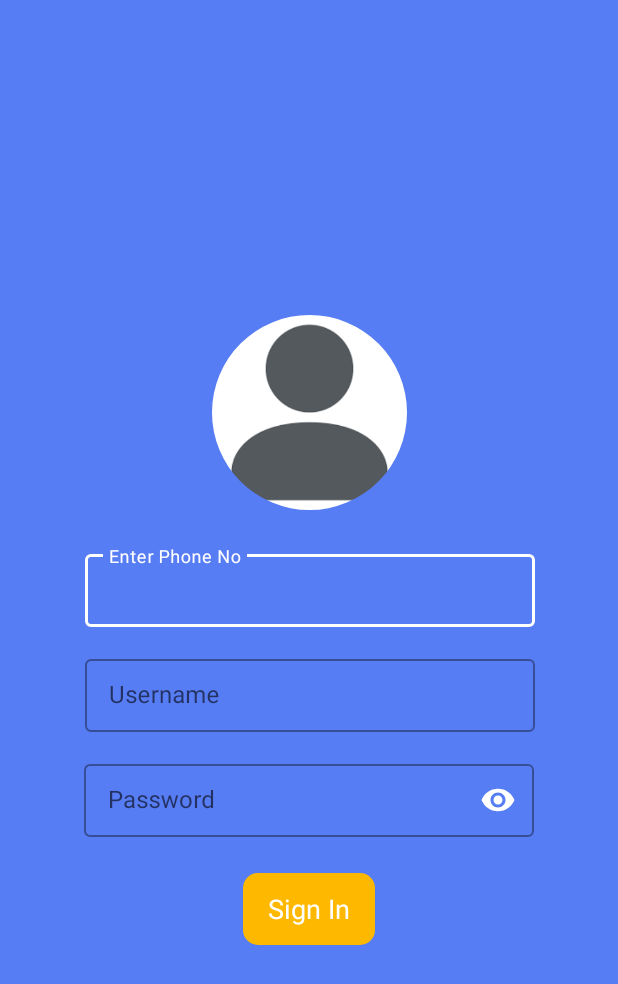
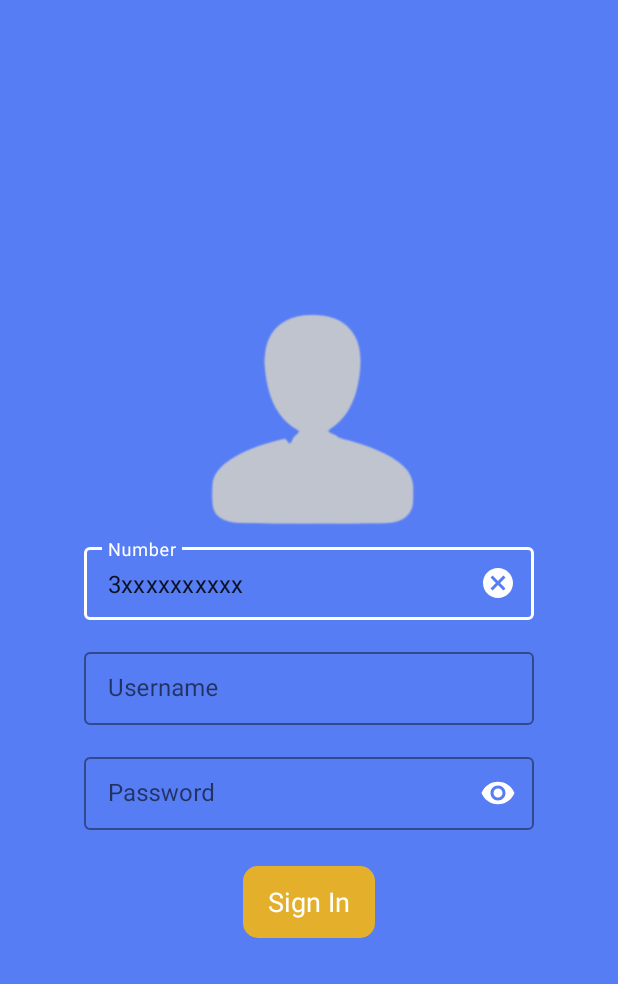
Before and after one commit to AtharAbbasBaig/TaskGroceryApp, an Android app: the layout activity_user_sign_in.xml on its own in the app's theme, with its tools: preview values and no code run, on a phone screen of 412 x 824 dp. Shown: the top 984 px of the screen. Run offline under Robolectric (Android 15) with nearby library versions, the phone set to English and light mode, and no system bars.

```diff
--- a/app/src/main/java/com/baig/taskgrocery/adapters/ListTwoAdapter.kt
+++ b/app/src/main/java/com/baig/taskgrocery/adapters/ListTwoAdapter.kt
@@ -55,8 +55,8 @@ class ListTwoAdapter(
                 itemButtonAddToCart.setOnClickListener {
                     itemButtonAddToCart.visible(false)
                     containerCartAddRemover.visible(true)
-                    itemClickHandler.onItemClick(product, binding.root)
                 }
+                itemClickHandler.onItemClick(product, binding.root)
             } else {
                 "Out Of Stock".also { itemButtonAddToCart.text = it }
                 itemButtonAddToCart.isClickable = false
--- a/app/src/main/res/layout/activity_user_sign_in.xml
+++ b/app/src/main/res/layout/activity_user_sign_in.xml
@@ -1,6 +1,7 @@
 <?xml version="1.0" encoding="utf-8"?>
 <layout xmlns:android="http://schemas.android.com/apk/res/android"
-    xmlns:app="http://schemas.android.com/apk/res-auto">
+    xmlns:app="http://schemas.android.com/apk/res-auto"
+    xmlns:tools="http://schemas.android.com/tools">
 
     <data>
 
@@ -9,47 +10,62 @@
     <androidx.constraintlayout.widget.ConstraintLayout
         android:layout_width="match_parent"
         android:layout_height="match_parent"
-        android:background="@color/light_blue">
+        android:background="@color/light_blue"
+        android:padding="16dp">
 
         <androidx.constraintlayout.widget.ConstraintLayout
             android:layout_width="match_parent"
             android:layout_height="wrap_content"
-            android:layout_margin="16dp"
             app:layout_constraintBottom_toBottomOf="parent"
             app:layout_constraintTop_toTopOf="parent">
 
-            <com.google.android.material.imageview.ShapeableImageView
-                android:id="@+id/userAvatar"
-                android:layout_width="130dp"
-                android:layout_height="130dp"
-                android:layout_margin="16dp"
+            <androidx.constraintlayout.widget.ConstraintLayout
+                android:id="@+id/constraintLayout5"
+                android:layout_width="match_parent"
+                android:layout_height="wrap_content"
+                app:layout_constraintTop_toTopOf="parent"
+                tools:layout_editor_absoluteX="-129dp">
+
+                <ImageView
+                    android:layout_width="160dp"
+                    android:layout_height="160dp"
                     android:contentDescription="@string/image_description"
                     android:scaleType="centerCrop"
                     android:src="@drawable/user_avatar"
+                    app:layout_constraintBottom_toBottomOf="parent"
                     app:layout_constraintEnd_toEndOf="parent"
                     app:layout_constraintStart_toStartOf="parent"
                     app:layout_constraintTop_toTopOf="parent"
-                app:shapeAppearanceOverlay="@style/roundedImageViewRounded" />
+                    app:tint="@color/light_grey" />
+
+            </androidx.constraintlayout.widget.ConstraintLayout>
+
+            <androidx.constraintlayout.widget.ConstraintLayout
+                android:id="@+id/constraintLayout"
+                android:layout_width="match_parent"
+                android:layout_height="match_parent"
+                app:layout_constraintTop_toBottomOf="@+id/constraintLayout5">
 
                 <com.google.android.material.textfield.TextInputLayout
                     android:id="@+id/textInputLayout3"
                     style="@style/Widget.MaterialComponents.TextInputLayout.OutlinedBox.Dense"
                     android:layout_width="300dp"
                     android:layout_height="wrap_content"
-                android:layout_marginTop="24dp"
                     android:hint="@string/enter_phone_number"
                     app:boxStrokeColor="@color/white"
+                    app:boxStrokeWidthFocused="2dp"
                     app:endIconMode="clear_text"
                     app:endIconTint="@color/white"
                     app:hintTextColor="@color/white"
-                app:layout_constraintEnd_toEndOf="@+id/userAvatar"
-                app:layout_constraintStart_toStartOf="@+id/userAvatar"
-                app:layout_constraintTop_toBottomOf="@+id/userAvatar">
+                    app:layout_constraintEnd_toEndOf="parent"
+                    app:layout_constraintStart_toStartOf="parent"
+                    app:layout_constraintTop_toTopOf="parent">
 
                     <com.google.android.material.textfield.TextInputEditText
                         android:id="@+id/editTextUserPhoneNo"
                         android:layout_width="match_parent"
                         android:layout_height="wrap_content"
+                        android:text="@string/number_placeholder"
                         android:inputType="number" />
 
 
@@ -62,8 +78,11 @@
                     android:layout_height="wrap_content"
                     android:layout_marginTop="16dp"
                     android:hint="@string/enter_username"
+                    app:boxStrokeColor="@color/white"
+                    app:boxStrokeWidthFocused="2dp"
                     app:endIconMode="clear_text"
                     app:endIconTint="@color/white"
+                    app:hintTextColor="@color/white"
                     app:layout_constraintEnd_toEndOf="@+id/textInputLayout3"
                     app:layout_constraintStart_toStartOf="@+id/textInputLayout3"
                     app:layout_constraintTop_toBottomOf="@+id/textInputLayout3">
@@ -72,6 +91,7 @@
                         android:id="@+id/editTextUserName"
                         android:layout_width="match_parent"
                         android:layout_height="wrap_content"
+                        android:layout_gravity="end"
                         android:inputType="textPersonName" />
 
                 </com.google.android.material.textfield.TextInputLayout>
@@ -83,8 +103,11 @@
                     android:layout_height="wrap_content"
                     android:layout_marginTop="16dp"
                     android:hint="@string/enter_password"
+                    app:boxStrokeColor="@color/white"
+                    app:boxStrokeWidthFocused="2dp"
                     app:endIconMode="password_toggle"
                     app:endIconTint="@color/white"
+                    app:hintTextColor="@color/white"
                     app:layout_constraintEnd_toEndOf="parent"
                     app:layout_constraintStart_toStartOf="parent"
                     app:layout_constraintTop_toBottomOf="@+id/textInputLayout4">
@@ -115,4 +138,5 @@
             </androidx.constraintlayout.widget.ConstraintLayout>
 
         </androidx.constraintlayout.widget.ConstraintLayout>
+    </androidx.constraintlayout.widget.ConstraintLayout>
 </layout>
--- a/app/src/main/res/values/colors.xml
+++ b/app/src/main/res/values/colors.xml
@@ -1,7 +1,7 @@
 <?xml version="1.0" encoding="utf-8"?>
 <resources>
     <color name="purple_200">#FFBB86FC</color>
-    <color name="heavy_blue">#2352AE</color>
+    <color name="heavy_blue">#2080CA</color>
     <color name="purple_700">#FF3700B3</color>
     <color name="teal_200">#FF03DAC5</color>
     <color name="teal_700">#FF018786</color>
@@ -9,10 +9,11 @@
     <color name="white">#FFFFFFFF</color>
     <color name="light_grey">#BFC4CF</color>
     <color name="light_blue">#577DF4</color>
+    <color name="blur">#1DA39F9F</color>
     <color name="green">#15A819</color>
     <color name="pink">#DA004A</color>
     <color name="light_green">#57C808</color>
-    <color name="yellow">#FFB800</color>
+    <color name="yellow">#E4B02B</color>
     <color name="card_grey">#EFEBEB</color>
 
 </resources>
--- a/app/src/main/res/values/strings.xml
+++ b/app/src/main/res/values/strings.xml
@@ -10,7 +10,9 @@
     <string name="add_to_cart">Add To Cart</string>
     <string name="item_price">PKR 250  (5 kg)</string>
     <string name="organic_potatoes">Organic Potatoes</string>
-    <string name="enter_phone_number">Enter Phone No</string>
+    <string name="enter_phone_number">Number</string>
     <string name="verify">Verify</string>
     <string name="default_area_code">+92</string>
+    <string name="country_code">+92</string>
+    <string name="number_placeholder">3xxxxxxxxxx</string>
 </resources>
--- a/app/src/main/res/values/themes.xml
+++ b/app/src/main/res/values/themes.xml
@@ -3,7 +3,7 @@
     <style name="Theme.TaskGrocery" parent="Theme.MaterialComponents.DayNight.NoActionBar">
         <!-- Primary brand color. -->
         <item name="colorPrimary">@color/white</item>
-        <item name="colorPrimaryVariant">@color/heavy_blue</item>
+        <item name="colorPrimaryVariant">@color/light_blue</item>
         <item name="colorOnPrimary">@color/white</item>
         <!-- Secondary brand color. -->
         <item name="colorSecondary">@color/teal_200</item>
```
Also changed, not shown: app/src/main/AndroidManifest.xml (+3 -5 lines), app/src/main/java/com/baig/taskgrocery/firebase/PhoneNumberVerificationHandler.kt (+9 -6 lines), app/src/main/java/com/baig/taskgrocery/ui/activities/MainActivity.kt (+9 -0 lines), app/src/main/java/com/baig/taskgrocery/ui/activities/PhoneNumberVerificationActivity.kt (+5 -7 lines), app/src/main/java/com/baig/taskgrocery/ui/activities/UserSignInActivity.kt (+17 -5 lines), app/src/main/res/drawable/user_avatar.png, app/src/main/res/layout/activity_phone_number_verification.xml (renamed from app/src/main/res/layout/activity_otpverification.xml). Lines whose indentation alone changed are shown as unchanged.
